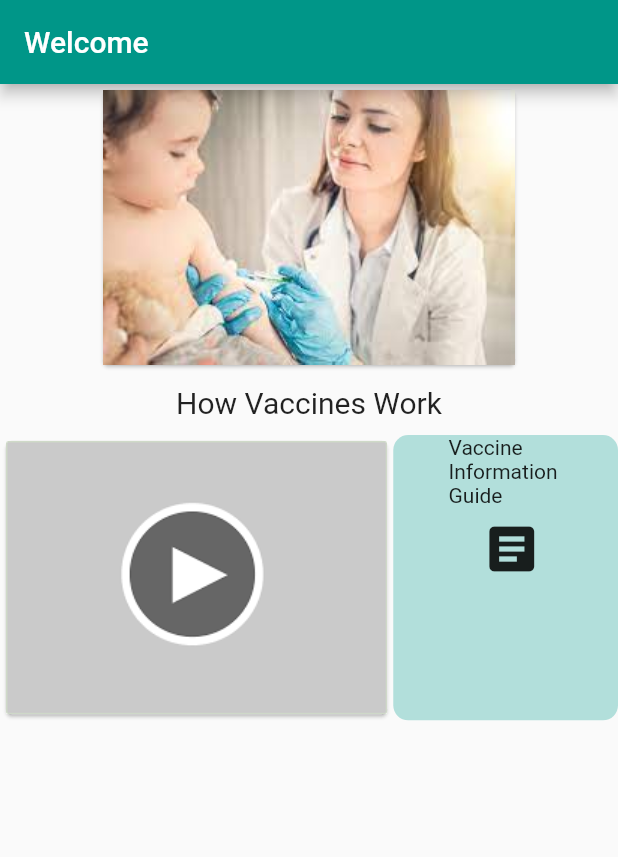
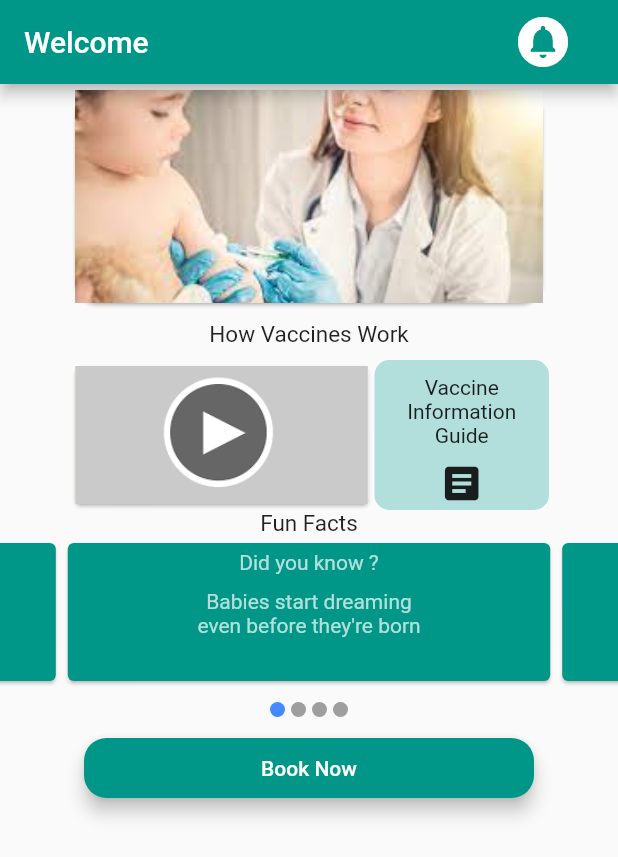
Before and after one commit to NollySasha/NollyAndLyle, a Flutter app: the screen it shows after launch, on a phone screen of 412 x 824 dp. Shown: the top 857 px of the screen. Run offline on Flutter 3.47's test engine with Material 2 defaults, Android fonts, the phone set to English and light mode, and no system bars; drawn by our look-alikes of carousel_slider; missing offline and left inert: dart:html.

Commit message:
[Lyle] Create and inclue carousel widget

```diff
--- /dev/null
+++ b/flutter_homepage_project/lib/carousel.dart
@@ -0,0 +1,90 @@
+import 'dart:ui';
+
+import 'package:flutter/material.dart';
+import 'package:carousel_slider/carousel_slider.dart';
+
+class Carousel extends StatefulWidget {
+  const Carousel({Key? key}) : super(key: key);
+
+  @override
+  _CarouselState createState() => _CarouselState();
+}
+
+class _CarouselState extends State<Carousel> {
+  int _currentIndex = 0;
+
+  final List<String> cardList = [
+    'Babies start dreaming \neven before they\'re born',
+    'Your eyes never grow \nand your nose and ears \nnever stop growing',
+    'When you blush your stomach \nlining also reddens',
+    'Your lungs inhale over \n2 million litres of air everyday'
+  ];
+
+  List<T> map<T>(List list, Function handler) {
+    List<T> result = [];
+    for (var i = 0; i < list.length; i++) {
+      result.add(handler(i, list[i]));
+    }
+    return result;
+  }
+
+  @override
+  Widget build(BuildContext context) {
+    return Column(children: <Widget>[
+      CarouselSlider(
+        options: CarouselOptions(
+            height: 100.0,
+            autoPlay: true,
+            autoPlayInterval: Duration(seconds: 3),
+            autoPlayAnimationDuration: Duration(milliseconds: 800),
+            autoPlayCurve: Curves.fastOutSlowIn,
+            pauseAutoPlayOnTouch: true,
+            aspectRatio: 2.0,
+            onPageChanged: (index, reason) {
+              setState(() {
+                _currentIndex = index;
+              });
+            }),
+        items: cardList.map((content) {
+          return Builder(builder: (BuildContext context) {
+            return Container(
+                height: MediaQuery.of(context).size.height * 0.30,
+                width: MediaQuery.of(context).size.width,
+                child: buildCard(content));
+          });
+        }).toList(),
+      ),
+      Row(
+        mainAxisAlignment: MainAxisAlignment.center,
+        children: map<Widget>(cardList, (index, url) {
+          return Container(
+            width: 10.0,
+            height: 10.0,
+            margin: EdgeInsets.symmetric(vertical: 10.0, horizontal: 2.0),
+            decoration: BoxDecoration(
+              shape: BoxShape.circle,
+              color: _currentIndex == index ? Colors.blueAccent : Colors.grey,
+            ),
+          );
+        }),
+      ),
+    ]);
+  }
+
+  Widget buildCard(String content) {
+    Widget card = Card(
+        color: Colors.teal,
+        child: Center(
+            child: Column(children: [
+          Padding(
+            padding: const EdgeInsets.only(top: 5, bottom: 10),
+            child:
+                Text("Did you know ?", style: TextStyle(color: Colors.white70)),
+          ),
+          Text(content,
+              style: TextStyle(color: Colors.white70),
+              textAlign: TextAlign.center)
+        ])));
+    return card;
+  }
+}
--- a/flutter_homepage_project/lib/main.dart
+++ b/flutter_homepage_project/lib/main.dart
@@ -1,4 +1,7 @@
+import 'dart:html';
+
 import 'package:flutter/material.dart';
+import 'carousel.dart';
 
 void main() {
   runApp(const MyApp());
@@ -11,8 +14,7 @@ class MyApp extends StatelessWidget {
   @override
   Widget build(BuildContext context) {
     return MaterialApp(
-      theme: ThemeData(
-        primarySwatch: Colors.teal),
+      theme: ThemeData(primarySwatch: Colors.teal),
       home: const MyHomePage(),
     );
   }
@@ -26,43 +28,86 @@ class MyHomePage extends StatefulWidget {
 }
 
 class _MyHomePageState extends State<MyHomePage> {
-
-
   @override
   Widget build(BuildContext context) {
-
     return Scaffold(
         appBar: AppBar(
-
+          actions: [
+            Padding(
+              padding: const EdgeInsets.only(right: 30),
+              child: IconButton(
+                  onPressed: () {},
+                  icon: Icon(Icons.circle_notifications, size: 40)),
+            )
+          ],
           title: const Text('Welcome'),
         ),
         body: Column(children: <Widget>[
-        Card(child: Image.asset('assets/home.jpg')),
+          Container(
+              width: 320,
+              height: 150,
+              child: Card(
+                  shape: RoundedRectangleBorder(
+                      borderRadius: BorderRadius.circular(15.0)),
+                  child: Image.asset('assets/home.jpg', fit: BoxFit.fitWidth))),
           const Padding(
-          padding: EdgeInsets.only(top: 10.0, bottom: 10.0),
-          child: Text('How Vaccines Work', style: TextStyle(fontSize: 20.0)),
+            padding: EdgeInsets.only(top: 8.0, bottom: 8.0),
+            child: Text(
+              'How Vaccines Work',
+              style: TextStyle(fontSize: 15.0),
+              textAlign: TextAlign.left,
             ),
-         IntrinsicHeight(
+          ),
+          Padding(
+            padding: const EdgeInsets.only(left: 10, right: 10),
+            child: Container(
+              width: 320,
+              height: 100,
+              child: IntrinsicHeight(
                 child: Row(
                   crossAxisAlignment: CrossAxisAlignment.stretch,
                   children: <Widget>[
-            Expanded(child: Card(child: Image.asset('assets/play.png')),flex: 7),
-             Expanded(child: Container(
-               decoration: BoxDecoration(color: Colors.teal.shade100,borderRadius: BorderRadius.circular(10.0)),
+                    Expanded(
+                        child: Card(
+                            child: Image.asset('assets/play.png',
+                                fit: BoxFit.fitWidth)),
+                        flex: 7),
+                    Expanded(
+                        child: Container(
+                            decoration: BoxDecoration(
+                                color: Colors.teal.shade100,
+                                borderRadius: BorderRadius.circular(10.0)),
+                            child: Padding(
+                              padding: const EdgeInsets.only(top: 10),
                               child: Column(
                                 children: [
-                 const Text('Vaccine \nInformation \nGuide'),
+                                  const Text('Vaccine \nInformation \nGuide',
+                                      textAlign: TextAlign.center),
                                   IconButton(
-                 icon: const Icon(Icons.article,size: 40.0),
-                 tooltip: 'Vaccine Information Guide',
-                 onPressed: (){},
-               )],
+                                    icon: const Icon(Icons.article, size: 30.0),
+                                    onPressed: () {},
                                   )
-             ),flex: 4)
                                 ],
                               ),
-         )
-      ])
-    );
+                            )),
+                        flex: 4)
+                  ],
+                ),
+              ),
+            ),
+          ),
+          Text("Fun Facts",
+              style: TextStyle(fontSize: 15.0), textAlign: TextAlign.left),
+          Carousel(),
+          ElevatedButton(
+              onPressed: () {},
+              child: Text("Book Now"),
+              style: ElevatedButton.styleFrom(
+                  fixedSize: Size(300, 40),
+                  primary: Colors.teal,
+                  elevation: 5.0,
+                  shape: RoundedRectangleBorder(
+                      borderRadius: BorderRadius.circular(15.0))))
+        ]));
   }
 }
--- a/flutter_homepage_project/pubspec.yaml
+++ b/flutter_homepage_project/pubspec.yaml
@@ -29,6 +29,7 @@ environment:
 dependencies:
   flutter:
     sdk: flutter
+  carousel_slider: ^4.0.0
 
 
   # The following adds the Cupertino Icons font to your application.
```
Also changed, not shown: flutter_homepage_project/pubspec.lock. Lines whose indentation alone changed are shown as unchanged.
